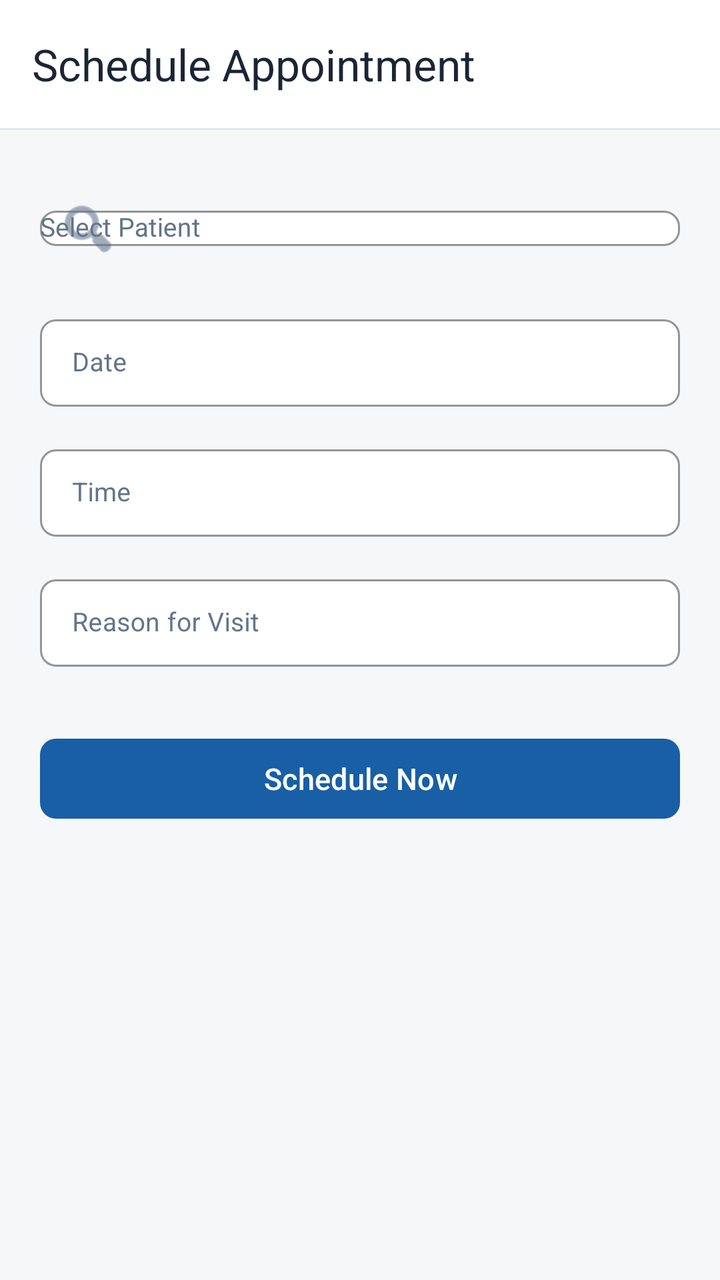
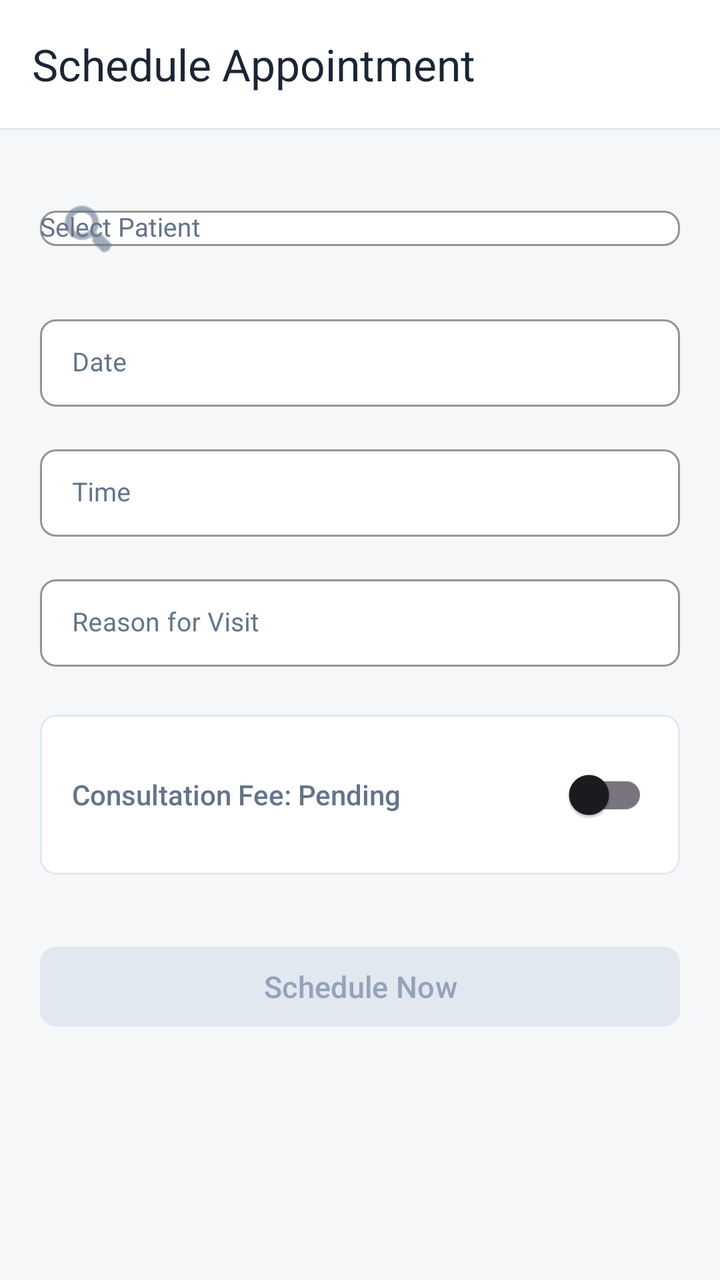

An Android layout rendered at two revisions. The XML below is the earlier revision; the diff shows what the commit changed to produce the second picture.
<!-- AndroidManifest.xml: application theme Theme.Healthcare_app -->
<!-- res/layout/activity_add_appointment.xml -->
<?xml version="1.0" encoding="utf-8"?>
<LinearLayout xmlns:android="http://schemas.android.com/apk/res/android"
    xmlns:app="http://schemas.android.com/apk/res-auto"
    android:layout_width="match_parent"
    android:layout_height="match_parent"
    android:orientation="vertical"
    android:fitsSystemWindows="true"
    android:background="#F5F7F9">

    <com.google.android.material.appbar.MaterialToolbar
        android:id="@+id/topAppBar"
        android:layout_width="match_parent"
        android:layout_height="?attr/actionBarSize"
        android:background="#FFFFFF"
        app:title="Schedule Appointment"
        app:titleTextColor="#1A2535"
        app:navigationIconTint="#1A2535" />

    <View
        android:layout_width="match_parent"
        android:layout_height="1dp"
        android:background="#E2E8F0" />

    <ScrollView android:layout_width="match_parent" android:layout_height="match_parent" android:padding="20dp">
        <LinearLayout android:layout_width="match_parent" android:layout_height="wrap_content" android:orientation="vertical">

            <com.google.android.material.textfield.TextInputLayout
                style="@style/Widget.MaterialComponents.TextInputLayout.OutlinedBox.Dense"
                android:layout_width="match_parent" android:layout_height="wrap_content"
                android:hint="Select Patient"
                android:textColorHint="#64748B"
                app:startIconDrawable="@android:drawable/ic_menu_search"
                app:startIconTint="#64748B"
                app:boxBackgroundColor="#FFFFFF"
                app:boxStrokeColor="#E2E8F0"
                app:boxStrokeWidth="1dp"
                app:boxCornerRadiusTopStart="8dp"
                app:boxCornerRadiusTopEnd="8dp"
                app:boxCornerRadiusBottomStart="8dp"
                app:boxCornerRadiusBottomEnd="8dp"
                app:hintTextColor="#185FA5">
                <AutoCompleteTextView
                    android:id="@+id/searchPatientAuto"
                    android:layout_width="match_parent" android:layout_height="wrap_content"
                    android:completionThreshold="0"
                    android:textSize="13sp"
                    android:fontFamily="sans-serif"
                    android:textColor="#1A2535"
                    android:popupBackground="#FFFFFF" />
            </com.google.android.material.textfield.TextInputLayout>

            <com.google.android.material.textfield.TextInputLayout
                style="@style/Widget.MaterialComponents.TextInputLayout.OutlinedBox.Dense"
                android:layout_width="match_parent" android:layout_height="wrap_content"
                android:layout_marginTop="16dp" android:hint="Date"
                android:textColorHint="#64748B"
                app:boxBackgroundColor="#FFFFFF"
                app:boxStrokeColor="#E2E8F0"
                app:boxStrokeWidth="1dp"
                app:boxCornerRadiusTopStart="8dp"
                app:boxCornerRadiusTopEnd="8dp"
                app:boxCornerRadiusBottomStart="8dp"
                app:boxCornerRadiusBottomEnd="8dp"
                app:hintTextColor="#185FA5">
                <com.google.android.material.textfield.TextInputEditText
                    android:id="@+id/editDate" android:layout_width="match_parent"
                    android:layout_height="wrap_content" android:focusable="false"
                    android:textSize="13sp"
                    android:fontFamily="sans-serif"
                    android:textColor="#1A2535" />
            </com.google.android.material.textfield.TextInputLayout>

            <com.google.android.material.textfield.TextInputLayout
                style="@style/Widget.MaterialComponents.TextInputLayout.OutlinedBox.Dense"
                android:layout_width="match_parent" android:layout_height="wrap_content"
                android:layout_marginTop="16dp" android:hint="Time"
                android:textColorHint="#64748B"
                app:boxBackgroundColor="#FFFFFF"
                app:boxStrokeColor="#E2E8F0"
                app:boxStrokeWidth="1dp"
                app:boxCornerRadiusTopStart="8dp"
                app:boxCornerRadiusTopEnd="8dp"
                app:boxCornerRadiusBottomStart="8dp"
                app:boxCornerRadiusBottomEnd="8dp"
                app:hintTextColor="#185FA5">
                <com.google.android.material.textfield.TextInputEditText
                    android:id="@+id/editTime" android:layout_width="match_parent"
                    android:layout_height="wrap_content" android:focusable="false"
                    android:textSize="13sp"
                    android:fontFamily="sans-serif"
                    android:textColor="#1A2535" />
            </com.google.android.material.textfield.TextInputLayout>

            <com.google.android.material.textfield.TextInputLayout
                style="@style/Widget.MaterialComponents.TextInputLayout.OutlinedBox.Dense"
                android:layout_width="match_parent" android:layout_height="wrap_content"
                android:layout_marginTop="16dp" android:hint="Reason for Visit"
                android:textColorHint="#64748B"
                app:boxBackgroundColor="#FFFFFF"
                app:boxStrokeColor="#E2E8F0"
                app:boxStrokeWidth="1dp"
                app:boxCornerRadiusTopStart="8dp"
                app:boxCornerRadiusTopEnd="8dp"
                app:boxCornerRadiusBottomStart="8dp"
                app:boxCornerRadiusBottomEnd="8dp"
                app:hintTextColor="#185FA5">
                <com.google.android.material.textfield.TextInputEditText
                    android:id="@+id/editReason" android:layout_width="match_parent"
                    android:layout_height="wrap_content"
                    android:textSize="13sp"
                    android:fontFamily="sans-serif"
                    android:textColor="#1A2535" />
            </com.google.android.material.textfield.TextInputLayout>

            <com.google.android.material.button.MaterialButton
                android:id="@+id/btnSchedule"
                android:layout_width="match_parent" android:layout_height="48dp"
                android:layout_marginTop="32dp" android:text="Schedule Now"
                android:textAllCaps="false"
                android:textSize="15sp"
                android:fontFamily="sans-serif-medium"
                android:textColor="#FFFFFF"
                app:backgroundTint="#185FA5"
                app:elevation="0dp"
                app:cornerRadius="8dp"/>

        </LinearLayout>
    </ScrollView>
</LinearLayout>
<!-- resources referenced by this layout -->
<resources>
  <style name="Theme.Healthcare_app" parent="Base.Theme.Healthcare_app" />
  <style name="Base.Theme.Healthcare_app" parent="Theme.Material3.Light.NoActionBar">
          <item name="bottomSheetDialogTheme">@style/Theme.Healthcare_app.BottomSheetDialog</item>
      </style>
  <style name="Theme.Healthcare_app.BottomSheetDialog" parent="ThemeOverlay.Material3.BottomSheetDialog">
          <item name="android:windowIsFloating">false</item>
          <item name="android:backgroundDimEnabled">true</item>
          
          <item name="colorSurface">#FFFFFF</item>
          <item name="colorOnSurface">#1A2535</item>
          <item name="colorOnSurfaceVariant">#64748B</item>
          <item name="android:colorBackground">#FFFFFF</item>
          <item name="colorPrimary">#185FA5</item>
          <item name="colorOnPrimary">#FFFFFF</item>
          
          <item name="android:textColorPrimary">#1A2535</item>
          <item name="android:textColorSecondary">#64748B</item>
          <item name="android:textColorHint">#64748B</item>
          
          <item name="colorControlNormal">#E2E8F0</item>
          <item name="colorControlActivated">#185FA5</item>
          
          <item name="bottomSheetStyle">@style/LightBottomSheetStyle</item>
      </style>
  <style name="LightBottomSheetStyle" parent="Widget.Material3.BottomSheet.Modal">
          <item name="backgroundTint">#FFFFFF</item>
          <item name="android:elevation">0dp</item>
      </style>
</resources>

<!-- the commit's change to res/layout/activity_add_appointment.xml (unified diff, before → after) -->
@@ -112,6 +112,40 @@
                     android:textColor="#1A2535" />
             </com.google.android.material.textfield.TextInputLayout>
 
+            <com.google.android.material.card.MaterialCardView
+                android:layout_width="match_parent"
+                android:layout_height="wrap_content"
+                android:layout_marginTop="24dp"
+                app:cardBackgroundColor="#FFFFFF"
+                app:cardCornerRadius="8dp"
+                app:cardElevation="0dp"
+                app:strokeColor="#E2E8F0"
+                app:strokeWidth="1dp">
+
+                <LinearLayout
+                    android:layout_width="match_parent"
+                    android:layout_height="wrap_content"
+                    android:orientation="horizontal"
+                    android:padding="16dp"
+                    android:gravity="center_vertical">
+
+                    <TextView
+                        android:id="@+id/textPaymentStatus"
+                        android:layout_width="0dp"
+                        android:layout_height="wrap_content"
+                        android:layout_weight="1"
+                        android:text="Consultation Fee: Pending"
+                        android:textColor="#64748B"
+                        android:textSize="14sp"
+                        android:fontFamily="sans-serif-medium" />
+
+                    <androidx.appcompat.widget.SwitchCompat
+                        android:id="@+id/switchPayment"
+                        android:layout_width="wrap_content"
+                        android:layout_height="wrap_content" />
+                </LinearLayout>
+            </com.google.android.material.card.MaterialCardView>
+
             <com.google.android.material.button.MaterialButton
                 android:id="@+id/btnSchedule"
                 android:layout_width="match_parent" android:layout_height="48dp"
@@ -119,8 +153,8 @@
                 android:textAllCaps="false"
                 android:textSize="15sp"
                 android:fontFamily="sans-serif-medium"
-                android:textColor="#FFFFFF"
-                app:backgroundTint="#185FA5"
+                android:textColor="#94A3B8"
+                app:backgroundTint="#E2E8F0"
                 app:elevation="0dp"
                 app:cornerRadius="8dp"/>
 
